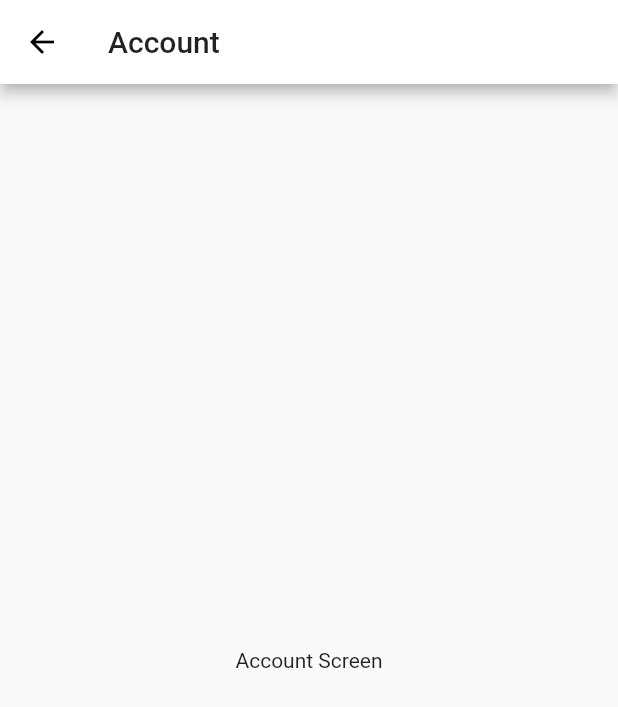
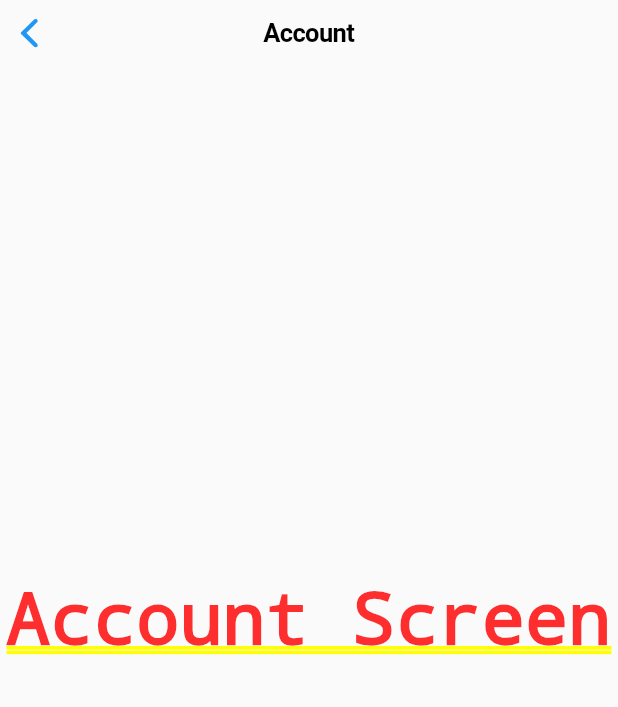
Before and after one commit to ColtonMcCasland/flutter_weather_pin, a Flutter app: the AccountScreen screen opened directly, on a phone screen of 412 x 824 dp. Shown: the top 707 px of the screen. Run offline on Flutter 3.47's test engine with Material 2 defaults, Android fonts, the phone set to English and light mode, and no system bars; our stand-ins replace charts_flutter, cloud_firestore, firebase_auth, firebase_storage, flutter_calendar_carousel, flutter_speed_dial and 9 more; missing offline and left inert: simple_moment, timeline_list; accounts and stored records are empty; Roboto replaces fonts that are missing (Hind, Montserrat).

Commit message:
Added settings page and used CupertinoPageScaffold for settings and profile.

```diff
--- a/flutter_nav-master/lib/pages/DetailPage.dart
+++ b/flutter_nav-master/lib/pages/DetailPage.dart
@@ -2,6 +2,8 @@ import 'package:flutter/material.dart';
 import 'package:flutter/cupertino.dart';
 import 'package:f_nav/weather_request.dart';
 import 'package:weather_icons/weather_icons.dart';
+
+// TODO: Idea: Detail page could act as interface for listeners of change for weather conditions per marker, by not closing the page the app will listen for changes and notify the user of changes.
 
 
 class SecondPage extends StatefulWidget
--- a/flutter_nav-master/lib/pages/account.dart
+++ b/flutter_nav-master/lib/pages/account.dart
@@ -1,15 +1,15 @@
 import 'package:flutter/material.dart';
+import 'package:flutter/cupertino.dart';
 
 class AccountScreen extends StatelessWidget {
-  static const String routeName = "/account";
 
   @override
   Widget build(BuildContext context) {
-    return Scaffold(
-      appBar: AppBar(
-        title: Text("Account"),
+    return CupertinoPageScaffold(
+      navigationBar: CupertinoNavigationBar(
+        middle: Text("Account"),
       ),
-      body: Container(
+      child: Container(
           child: Center(
         child: Text("Account Screen"),
       )),
```
Also changed, not shown: flutter_nav-master/lib/pages/mapspage.dart (+14 -5 lines), flutter_nav-master/lib/pages/settings.dart (+7 -7 lines).
